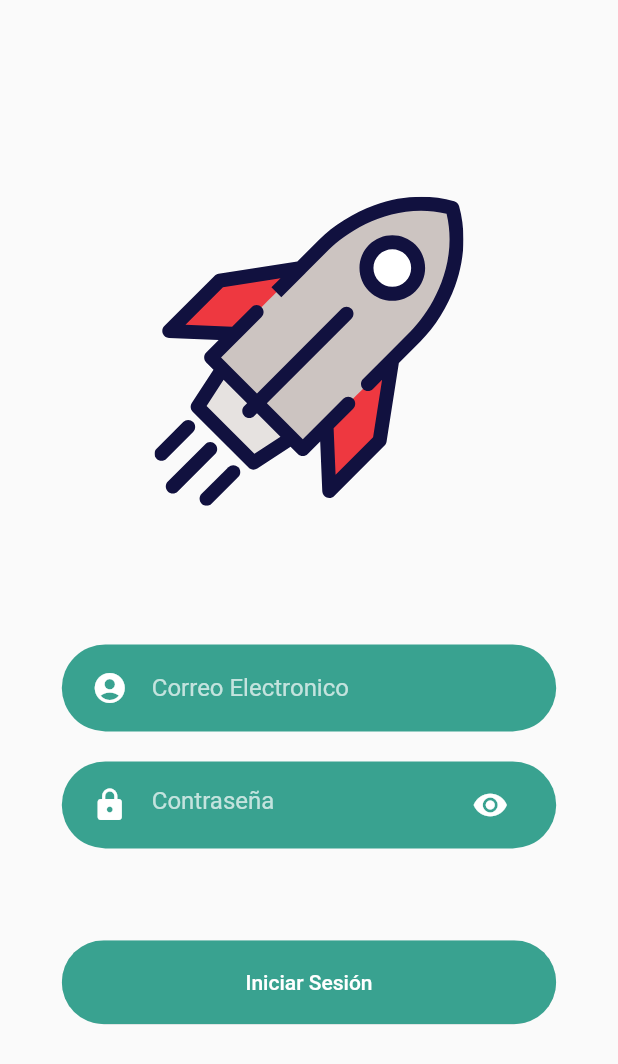
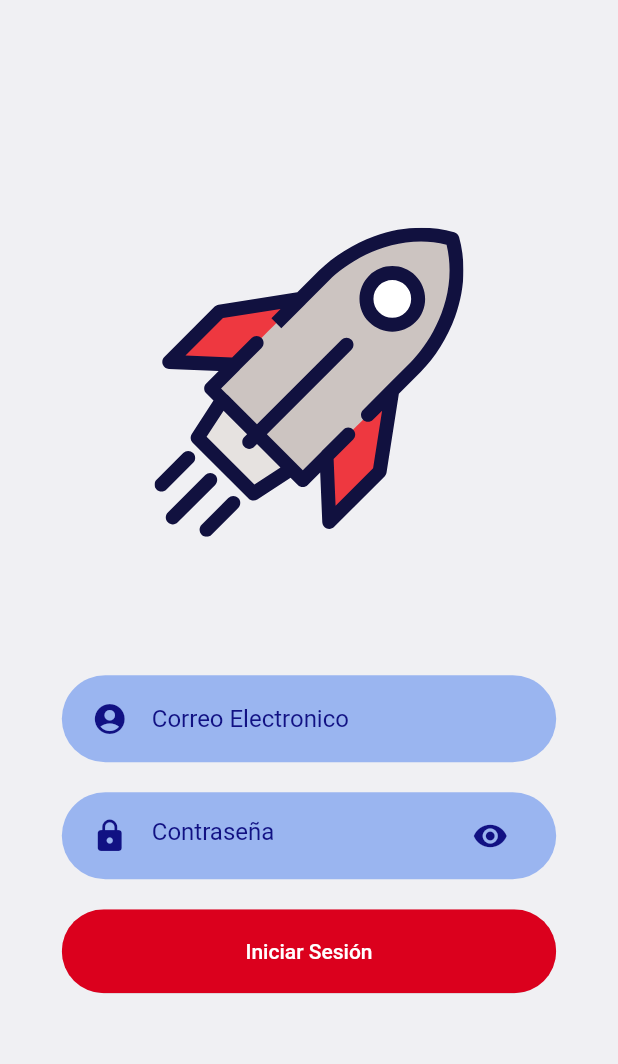
Before and after one commit to paku-apps/clean_flutter_app, a Flutter app: the LoginPage screen opened by its route, on a phone screen of 412 x 824 dp. Shown: the top 1064 px of the screen. Run offline on Flutter 3.47's test engine with Material 2 defaults, Android fonts, the phone set to English and light mode, and no system bars; our stand-ins replace equatable, flutter_svg, get.

Commit message:
Added Flow obs GetX

```diff
--- a/lib/constants/constants.dart
+++ b/lib/constants/constants.dart
@@ -1,10 +1,10 @@
 import 'package:flutter/material.dart';
 
 //Theme Colors App
-const primaryColor = Color(0xFF39a290);
-const accentColor = Color(0xFFfbca03);
-const whiteColor = Color(0xFFFFFFFF);
-const woodColor = Color(0xFFf59961);
-const fuchsia = Color(0xFFf41c4f);
+const primaryColor = Color(0xFF111183);
+const secondaryColor = Color(0xFFF8A445);
+const accentColor = Color(0xFFdb001d);
+const whiteColor = Color(0xFFF5EEEE);
+const primaryColorLight = Color(0xFF9AB5F0);
 
-const colorBackgroundWhite  = Color(0xF0F0F3);
+const colorBackgroundWhite  = Color(0xFFF0F0F3);
--- a/lib/controllers/login/login_controller.dart
+++ /dev/null
@@ -1,7 +0,0 @@
-import 'package:get/get.dart';
-
-class LoginController extends GetxController {
-
-
-
-}
--- a/lib/features/demo_page.dart
+++ b/lib/features/demo/demo_page.dart
@@ -1,6 +1,4 @@
-
-
-import 'package:clean_app/controllers/demo_controller.dart';
+import 'package:clean_app/features/demo/demo_controller.dart';
 import 'package:flutter/cupertino.dart';
 import 'package:flutter/material.dart';
 import 'package:get/get.dart';
--- a/lib/features/login/login_controller.dart
+++ b/lib/features/login/login_controller.dart
@@ -6,6 +6,16 @@ import 'package:get/get.dart';
 class LoginController extends GetxController {
 
   final AuthenticationController _authenticationController = Get.find();
+
+
+  bool _showPassword = false;
+
+  bool get passVisibility => _showPassword;
+
+  void changePassVisibility(){
+    _showPassword = !_showPassword;
+    update();
+  }
 
   final _loginStateStream = LoginState().obs;
 
--- a/lib/features/login/login_page.dart
+++ b/lib/features/login/login_page.dart
@@ -1,5 +1,7 @@
 import 'package:clean_app/constants/constants.dart';
-import 'package:clean_app/controllers/login/login_controller.dart';
+import 'package:clean_app/features/login/auth/authentication_controller.dart';
+import 'package:clean_app/features/login/auth/authentication_service.dart';
+import 'package:clean_app/features/login/login_controller.dart';
 import 'package:clean_app/widgets/background_color.dart';
 import 'package:clean_app/widgets/buttons/rounded_button.dart';
 import 'package:clean_app/widgets/inputs/rounded_input_field.dart';
@@ -16,7 +18,6 @@ class LoginPage extends StatelessWidget {
   Widget build(BuildContext context) {
     Size size = MediaQuery.of(context).size;
 
-
     return GetBuilder<LoginController>(
       init: LoginController(),
       builder: (controller) => Scaffold(
@@ -26,6 +27,7 @@ class LoginPage extends StatelessWidget {
             child: Column(
               mainAxisAlignment: MainAxisAlignment.center,
               children: [
+                SizedBox(height: size.height * 0.10),
                 SvgPicture.asset(
                   "assets/images/rocket_app.svg",
                   height: size.height * 0.25,
@@ -39,9 +41,13 @@ class LoginPage extends StatelessWidget {
                 RoundedPasswordField(
                   icon: Icons.lock,
                   onChanged: (value) {},
+                  showPassword: controller.passVisibility,
+                  functionTapIcon: () {
+                    controller.changePassVisibility();
+                  },
                 ),
-                SizedBox(height: size.height * 0.05),
-                RoundedButton(text: "Iniciar Sesión", press: () => {})
+                RoundedButton(text: "Iniciar Sesión", color: accentColor, press: () => {}),
+                SizedBox(height: size.height * 0.10),
               ],
             ),
           ),
--- a/lib/navigation/app_routes.dart
+++ b/lib/navigation/app_routes.dart
@@ -1,4 +1,4 @@
-import 'package:clean_app/features/demo_page.dart';
+import 'package:clean_app/features/demo/demo_page.dart';
 import 'package:clean_app/features/login/login_page.dart';
 import 'package:get/get.dart';
 
--- a/lib/widgets/inputs/rounded_input_field.dart
+++ b/lib/widgets/inputs/rounded_input_field.dart
@@ -20,15 +20,15 @@ class RoundedInputField extends StatelessWidget {
 
       child: TextField(
         onChanged: onChanged,
-        style: TextStyle(color: Colors.white),
+        style: TextStyle(color: primaryColor),
         cursorColor: primaryColor,
         decoration: InputDecoration(
           icon: Icon(
             icon,
-            color: whiteColor,
+            color: primaryColor,
           ),
           hintText: hintText,
-          hintStyle: TextStyle(color: Colors.white70),
+          hintStyle: TextStyle(color: primaryColor),
           border: InputBorder.none,
         ),
       ),
--- a/lib/widgets/inputs/rounded_input_pass.dart
+++ b/lib/widgets/inputs/rounded_input_pass.dart
@@ -4,11 +4,17 @@ import 'package:flutter/cupertino.dart';
 import 'package:flutter/material.dart';
 
 class RoundedPasswordField extends StatelessWidget {
+
   final ValueChanged<String> onChanged;
   final IconData icon;
-  const RoundedPasswordField({
+  bool showPassword;
+  Function functionTapIcon;
+
+  RoundedPasswordField({
     Key? key,
     this.icon = Icons.lock,
+    this.showPassword = false,
+    required this.functionTapIcon,
     required this.onChanged,
   }) : super(key: key);
 
@@ -16,20 +22,25 @@ class RoundedPasswordField extends StatelessWidget {
   Widget build(BuildContext context) {
     return TextFieldContainer(
       child: TextField(
-        obscureText: true,
-        style: TextStyle(color: Colors.white),
+        obscureText: !showPassword,
+        style: TextStyle(color: primaryColor),
         onChanged: onChanged,
         cursorColor: primaryColor,
         decoration: InputDecoration(
           hintText: "Contraseña",
-          hintStyle: TextStyle(color: Colors.white70),
+          hintStyle: TextStyle(color: primaryColor),
           icon: Icon(
             icon,
-            color: whiteColor,
+            color: primaryColor,
           ),
-          suffixIcon: Icon(
-            Icons.visibility,
-            color: whiteColor,
+          suffixIcon: IconButton(
+            icon: Icon(
+              !showPassword ? Icons.visibility : Icons.visibility_off,
+              color: primaryColor
+            ),
+            onPressed: () {
+              functionTapIcon();
+            },
           ),
           border: InputBorder.none,
         ),
--- a/lib/widgets/inputs/text_field_container.dart
+++ b/lib/widgets/inputs/text_field_container.dart
@@ -17,7 +17,7 @@ class TextFieldContainer extends StatelessWidget {
       padding: EdgeInsets.symmetric(horizontal: 20, vertical: 5),
       width: size.width * 0.8,
       decoration: BoxDecoration(
-        color: primaryColor,
+        color: primaryColorLight,
         borderRadius: BorderRadius.circular(30),
       ),
       child: child,
```
Also changed, not shown: lib/main.dart (+20 -5 lines), lib/features/demo/demo_controller.dart (renamed from lib/controllers/demo_controller.dart).
